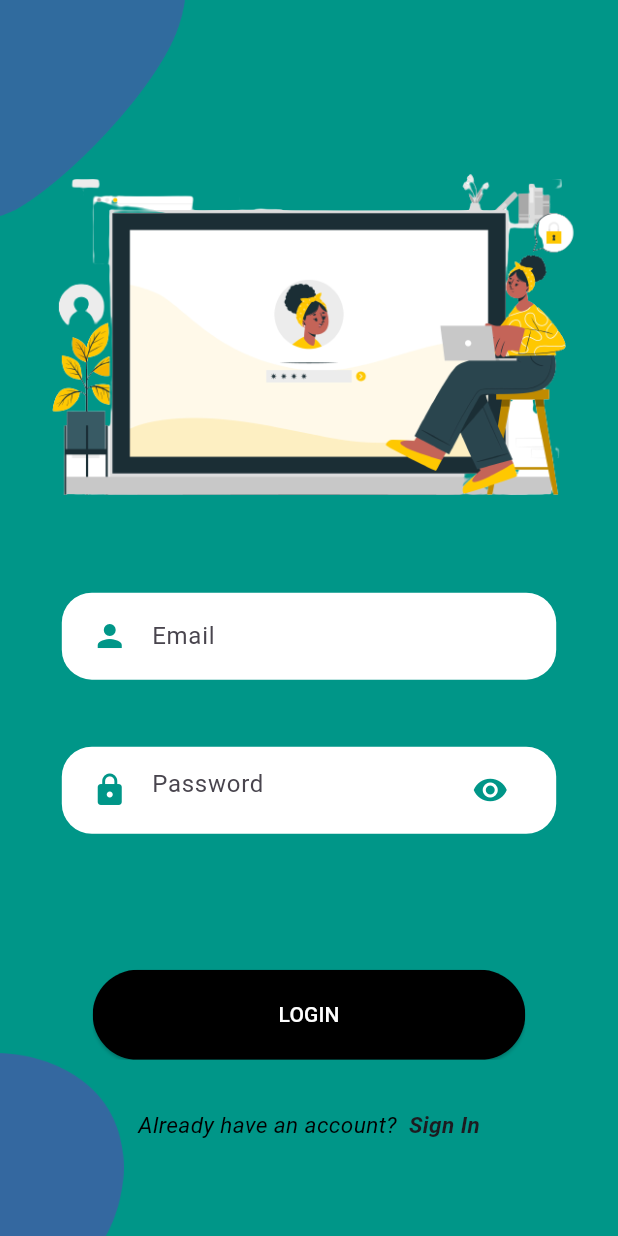
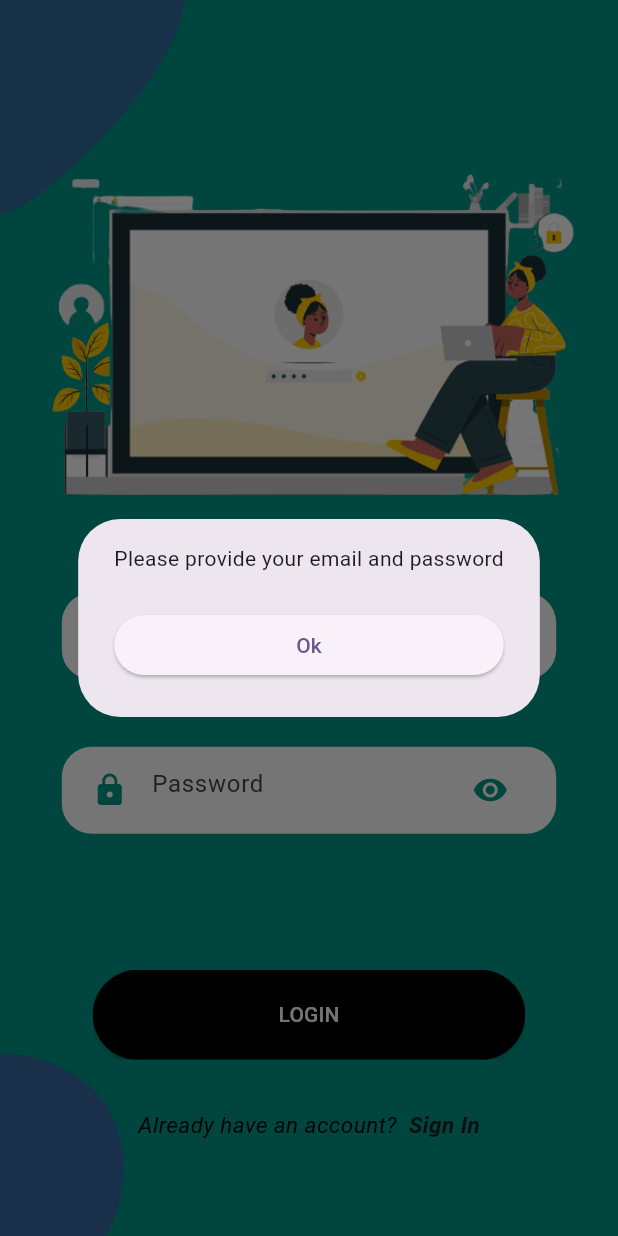
Before and after one commit to 5-abdulsami/olx_app, a Flutter app: the LoginScreen screen opened directly, after a tap on "LOGIN", on a phone screen of 412 x 824 dp. Run offline on Flutter 3.47's test engine with Material 3 defaults, Android fonts, the phone set to English and light mode, and no system bars; our stand-ins replace cloud_firestore, firebase_auth, firebase_core, firebase_storage, image_cropper, image_picker; accounts and stored records are empty.

Commit message:
login validation

```diff
--- a/lib/LoginScreen/login_body.dart
+++ b/lib/LoginScreen/login_body.dart
@@ -3,6 +3,7 @@ import 'package:flutter/material.dart';
 import 'package:olx_app/AlertDialog/error_alert_dialog.dart';
 import 'package:olx_app/AlertDialog/loading_alert_dialog.dart';
 import 'package:olx_app/ForgotPassword/forgot_password.dart';
+import 'package:olx_app/HomeScreen/home_screen.dart';
 import 'package:olx_app/LoginScreen/login_background.dart';
 import 'package:olx_app/SignupScreen/signup_screen.dart';
 import 'package:olx_app/Widgets/already_have_account.dart';
@@ -47,6 +48,14 @@ class _LoginBodyState extends State<LoginBody> {
             return ErrorAlertDialog(message: error.message.toString());
           });
     });
+
+    if (currentUser != null) {
+      Navigator.pop(context);
+      Navigator.pushReplacement(
+          context, MaterialPageRoute(builder: (context) => HomeScreen()));
+    } else {
+      print("error creating user");
+    }
   }
 
   @override
@@ -100,7 +109,17 @@ class _LoginBodyState extends State<LoginBody> {
                       fontStyle: FontStyle.italic),
                 )),
           ),
-          RoundedButton(text: "LOGIN", onPressed: () {}),
+          RoundedButton(
+              text: "LOGIN",
+              onPressed: () {
+                _emailController.text.isNotEmpty &&
+                        _passwordController.text.isNotEmpty
+                    ? _login()
+                    : showDialog(
+                        context: context,
+                        builder: (context) => ErrorAlertDialog(
+                            message: "Please provide your email and password"));
+              }),
           SizedBox(
             height: size.height * 0.03,
           ),
```
